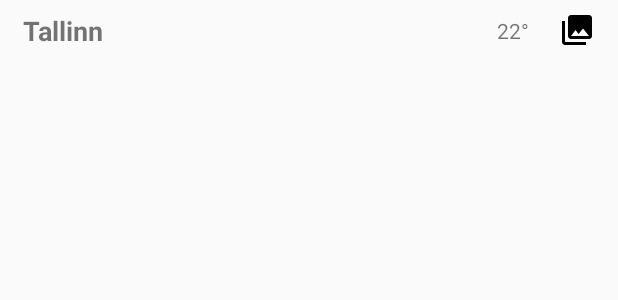
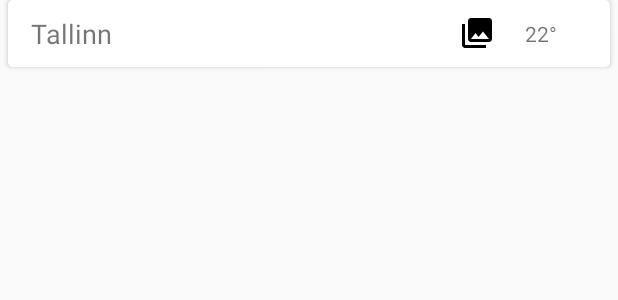
Before and after one commit to gugalo/weather_app_android, an Android app: the layout list_city_item.xml on its own in the app's theme, with its tools: preview values and no code run, on a phone screen of 412 x 824 dp. Shown: the top 300 px of the screen. Run offline under Robolectric (Android 15) with nearby library versions, the phone set to English and light mode, and no system bars.

Commit message:
Change list to RecycleView. Changed loader to fragment instance to preserve state.

```diff
--- a/app/build.gradle
+++ b/app/build.gradle
@@ -29,6 +29,7 @@ dependencies {
     compile 'com.squareup.retrofit2:retrofit:2.3.0'
     compile 'com.squareup.retrofit2:converter-gson:2.3.0'
     compile 'com.nostra13.universalimageloader:universal-image-loader:1.9.5'
+    compile 'com.android.support:cardview-v7:25.3.1'
 
     testCompile 'junit:junit:4.12'
     androidTestCompile('com.android.support.test.espresso:espresso-core:2.2.2', {
--- a/app/src/main/res/layout/activity_main.xml
+++ b/app/src/main/res/layout/activity_main.xml
@@ -9,7 +9,7 @@
     tools:openDrawer="start">
 
     <include
-        layout="@layout/app_bar_main"
+        layout="@layout/city_list"
         android:layout_width="match_parent"
         android:layout_height="match_parent" />
 
--- a/app/src/main/res/layout/list_city_item.xml
+++ b/app/src/main/res/layout/list_city_item.xml
@@ -1,25 +1,40 @@
 <?xml version="1.0" encoding="utf-8"?>
+<android.support.v7.widget.CardView
+    xmlns:android="http://schemas.android.com/apk/res/android"
+    xmlns:app="http://schemas.android.com/apk/res-auto"
+    xmlns:tools="http://schemas.android.com/tools"
+    android:layout_width="match_parent"
+    android:layout_height="wrap_content"
+    app:cardCornerRadius="3dp"
+    app:contentPaddingBottom="10dp"
+    app:contentPaddingLeft="15dp"
+    app:contentPaddingRight="15dp"
+    app:contentPaddingTop="10dp"
+    android:layout_marginLeft="5dp"
+    android:layout_marginRight="5dp"
+    android:layout_marginBottom="4dp"
+    app:cardBackgroundColor="#FFFFFF">
+
     <LinearLayout
-    xmlns:android="http://schemas.android.com/apk/res/android"
-    xmlns:tools="http://schemas.android.com/tools"
-    android:orientation="horizontal"
         android:layout_width="match_parent"
         android:layout_height="wrap_content"
         android:gravity="center_vertical"
-    android:paddingLeft="15dp"
-    android:paddingRight="15dp"
-    android:paddingBottom="8dp"
-    android:paddingTop="8dp">
+        android:orientation="horizontal">
 
         <TextView
             android:id="@+id/cityName"
             android:layout_width="0dp"
             android:layout_height="wrap_content"
-        android:textStyle="bold"
+            android:layout_weight="1"
+            android:lines="1"
             android:textSize="18sp"
-        android:lines="1"
-        android:layout_weight="1"
-        tools:text="Tallinn"/>
+            tools:text="Tallinn" />
+
+        <ImageView
+            android:id="@+id/weatherIcon"
+            android:layout_width="wrap_content"
+            android:layout_height="wrap_content"
+            tools:src="@drawable/ic_menu_gallery" />
 
         <TextView
             android:id="@+id/temperature"
@@ -29,10 +44,6 @@
             android:layout_marginRight="20dp"
             tools:text="22°" />
 
-    <ImageView
-        android:id="@+id/weatherIcon"
-        android:layout_width="wrap_content"
-        android:layout_height="wrap_content"
-        tools:src="@drawable/ic_menu_gallery"/>
+    </LinearLayout>
 
-</LinearLayout>
+</android.support.v7.widget.CardView>
```
Also changed, not shown: app/src/main/java/let/it/be/weatherapp/MainActivity.java (+57 -17 lines), app/src/main/java/let/it/be/weatherapp/adapters/CityListWeatherAdapter.java (+29 -70 lines), app/src/main/java/let/it/be/weatherapp/network/ResultListener.java (added, +8 -0 lines), app/src/main/java/let/it/be/weatherapp/network/WeatherLoader.java (deleted, +0 -76 lines), app/src/main/java/let/it/be/weatherapp/network/WeatherLoadingFragment.java (added, +60 -0 lines), app/src/main/res/layout/city_list.xml (renamed from app/src/main/res/layout/app_bar_main.xml, +5 -2 lines), app/src/main/res/drawable/background.jpg (added). Lines whose indentation alone changed are shown as unchanged.
